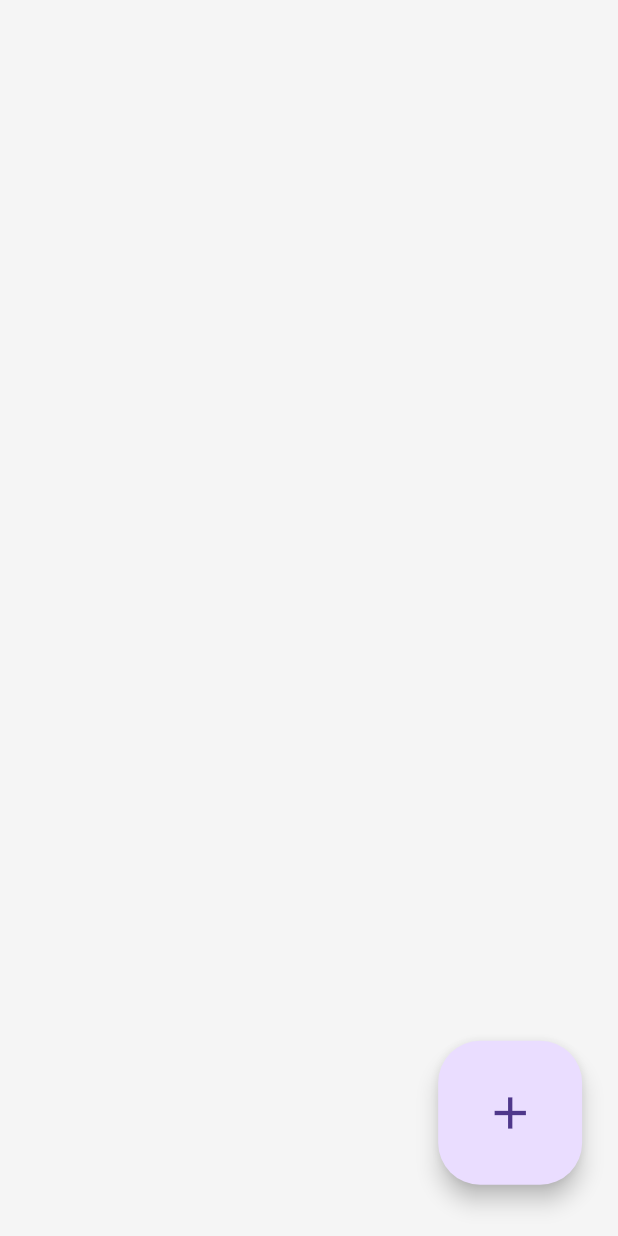
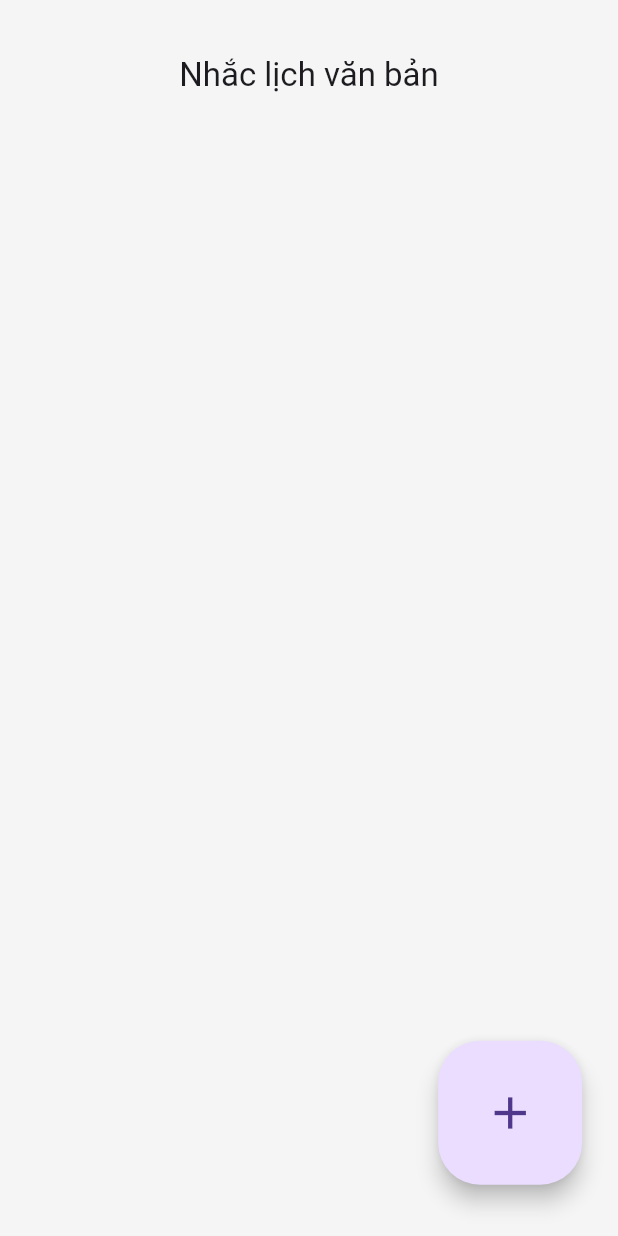
Before and after one commit to phamvant/schedule_app, a Flutter app: the screen it shows after launch, on a phone screen of 412 x 824 dp. Run offline on Flutter 3.47's test engine with Material 3 defaults, Android fonts, the phone set to English and light mode, and no system bars; our stand-ins replace mask_text_input_formatter, sqflite_common_ffi; accounts and stored records are empty.

Commit message:
sql implement

```diff
--- a/lib/models/data.dart
+++ b/lib/models/data.dart
@@ -1,66 +1,66 @@
-import 'package:flutter/material.dart';
+// import 'package:flutter/material.dart';
 
-import 'task.dart';
+// import 'task.dart';
 
-List<Task> sampleTasks = [
-  Task(
-    DateTime.now(),
-    "DOC001",
-    "Company A",
-    DateTime.now().add(const Duration(days: 7)),
-    Colors.red,
-  ),
-  Task(DateTime.now().subtract(const Duration(days: 1)), "DOC002", "Company B",
-      DateTime.now().add(const Duration(days: 5)), Colors.green),
-  Task(DateTime.now().subtract(const Duration(days: 2)), "DOC003", "Company C",
-      DateTime.now().add(const Duration(days: 10)), Colors.blue),
-  Task(
-    DateTime.now(),
-    "DOC004",
-    "Company D",
-    DateTime.now().add(const Duration(days: 3)),
-    Colors.orange,
-  ),
-  Task(
-    DateTime.now().subtract(const Duration(days: 3)),
-    "DOC005",
-    "Company E",
-    DateTime.now().add(const Duration(days: 14)),
-    Colors.purple,
-  ),
-  Task(
-    DateTime.now().subtract(const Duration(days: 3)),
-    "DOC005",
-    "Company E",
-    DateTime.now().add(const Duration(days: 14)),
-    Colors.purple,
-  ),
-  Task(
-    DateTime.now().subtract(const Duration(days: 3)),
-    "DOC005",
-    "Company E",
-    DateTime.now().add(const Duration(days: 14)),
-    Colors.purple,
-  ),
-  Task(
-    DateTime.now().subtract(const Duration(days: 3)),
-    "DOC005",
-    "Company E",
-    DateTime.now().add(const Duration(days: 14)),
-    Colors.purple,
-  ),
-  Task(
-    DateTime.now().subtract(const Duration(days: 3)),
-    "DOC005",
-    "Company E",
-    DateTime.now().add(const Duration(days: 14)),
-    Colors.purple,
-  ),
-  Task(
-    DateTime.now().subtract(const Duration(days: 3)),
-    "DOC005",
-    "Company E",
-    DateTime.now().add(const Duration(days: 14)),
-    Colors.purple,
-  ),
-];
+// List<Task> sampleTasks = [
+//   Task(
+//     DateTime.now(),
+//     "DOC001",
+//     "Company A",
+//     DateTime.now().add(const Duration(days: 7)),
+//     Colors.red,
+//   ),
+//   Task(DateTime.now().subtract(const Duration(days: 1)), "DOC002", "Company B",
+//       DateTime.now().add(const Duration(days: 5)), Colors.green),
+//   Task(DateTime.now().subtract(const Duration(days: 2)), "DOC003", "Company C",
+//       DateTime.now().add(const Duration(days: 10)), Colors.blue),
+//   Task(
+//     DateTime.now(),
+//     "DOC004",
+//     "Company D",
+//     DateTime.now().add(const Duration(days: 3)),
+//     Colors.orange,
+//   ),
+//   Task(
+//     DateTime.now().subtract(const Duration(days: 3)),
+//     "DOC005",
+//     "Company E",
+//     DateTime.now().add(const Duration(days: 14)),
+//     Colors.purple,
+//   ),
+//   Task(
+//     DateTime.now().subtract(const Duration(days: 3)),
+//     "DOC005",
+//     "Company E",
+//     DateTime.now().add(const Duration(days: 14)),
+//     Colors.purple,
+//   ),
+//   Task(
+//     DateTime.now().subtract(const Duration(days: 3)),
+//     "DOC005",
+//     "Company E",
+//     DateTime.now().add(const Duration(days: 14)),
+//     Colors.purple,
+//   ),
+//   Task(
+//     DateTime.now().subtract(const Duration(days: 3)),
+//     "DOC005",
+//     "Company E",
+//     DateTime.now().add(const Duration(days: 14)),
+//     Colors.purple,
+//   ),
+//   Task(
+//     DateTime.now().subtract(const Duration(days: 3)),
+//     "DOC005",
+//     "Company E",
+//     DateTime.now().add(const Duration(days: 14)),
+//     Colors.purple,
+//   ),
+//   Task(
+//     DateTime.now().subtract(const Duration(days: 3)),
+//     "DOC005",
+//     "Company E",
+//     DateTime.now().add(const Duration(days: 14)),
+//     Colors.purple,
+//   ),
+// ];
--- a/lib/models/task.dart
+++ b/lib/models/task.dart
@@ -1,21 +1,22 @@
 import 'dart:ui';
 
 class Task {
-  final int _idx = 1;
+  final int _idx;
   final DateTime _assignDate;
   final String _docNum;
   final String _company;
   final DateTime _dueDate;
-  bool isDone = false;
-
-  final Color _color;
+  int isDone = 0;
+  final int _color;
 
   Task(
+    this._idx,
     this._assignDate,
     this._docNum,
     this._company,
     this._dueDate,
     this._color,
+    this.isDone,
   );
 
   int get idx => _idx;
@@ -23,5 +24,5 @@ class Task {
   String get docNum => _docNum;
   String get company => _company;
   DateTime get dueDate => _dueDate;
-  Color get color => _color;
+  int get color => _color;
 }
--- a/lib/pages/home.dart
+++ b/lib/pages/home.dart
@@ -1,6 +1,6 @@
 import 'package:flutter/material.dart';
+import 'package:memo/helper/sqlite.dart';
 import 'package:memo/models/task.dart';
-import 'package:memo/models/data.dart';
 import 'package:memo/components/task_card.dart';
 
 import '../services/navigation.dart';
@@ -13,18 +13,35 @@ class HomePage extends StatefulWidget {
 }
 
 class MyHomePageState extends State<HomePage> {
-  late List<Task> taskList;
+  late List<Task> taskList = [];
 
   @override
   void initState() {
     super.initState();
-    taskList = sampleTasks;
+    getData();
+  }
+
+  getData() async {
+    var db = DatabaseHelper();
+    await db.database;
+    var tasks = await db.getTasks();
+    setState(() {
+      taskList = tasks;
+    });
   }
 
   @override
   Widget build(BuildContext context) {
     return Scaffold(
       backgroundColor: Colors.grey.shade100,
+      appBar: AppBar(
+        centerTitle: true,
+        toolbarHeight: 100,
+        backgroundColor: Colors.grey.shade100,
+        surfaceTintColor: Colors.transparent,
+        // backgroundColor: const Color.fromARGB(255, 158, 211, 255),
+        title: const Text("Nhắc lịch văn bản"),
+      ),
       floatingActionButton: Align(
         alignment: const Alignment(0.95, 0.95),
         child: FloatingActionButton.large(
@@ -38,16 +55,19 @@ class MyHomePageState extends State<HomePage> {
       ),
       body: Padding(
           padding: const EdgeInsets.only(
-          left: 250,
-          right: 250,
-          top: 100,
+            left: 150,
+            right: 150,
+            // top: 50,
           ),
+          child: Row(
+            children: [
+              Expanded(
                 child: Column(
                   children: [
                     Expanded(
                       child: ScrollConfiguration(
-                behavior:
-                    ScrollConfiguration.of(context).copyWith(scrollbars: false),
+                        behavior: ScrollConfiguration.of(context)
+                            .copyWith(scrollbars: false),
                         child: ListView.separated(
                           scrollDirection: Axis.vertical,
                           itemCount: taskList.length,
@@ -62,6 +82,29 @@ class MyHomePageState extends State<HomePage> {
                   ],
                 ),
               ),
+              Expanded(
+                child: Column(
+                  children: [
+                    Expanded(
+                      child: ScrollConfiguration(
+                        behavior: ScrollConfiguration.of(context)
+                            .copyWith(scrollbars: false),
+                        child: ListView.separated(
+                          scrollDirection: Axis.vertical,
+                          itemCount: taskList.length,
+                          itemBuilder: (context, item) => TaskCard(
+                            taskList[item],
+                          ),
+                          separatorBuilder: (BuildContext context, int index) =>
+                              const SizedBox(height: 40),
+                        ),
+                      ),
+                    ),
+                  ],
+                ),
+              ),
+            ],
+          )),
     );
   }
 }
--- a/pubspec.yaml
+++ b/pubspec.yaml
@@ -11,6 +11,11 @@ dependencies:
     sdk: flutter
   intl: ^0.19.0
   mask_text_input_formatter: ^2.9.0
+  path: ^1.9.0
+  path_provider: ^2.1.3
+  sqflite: ^2.3.3+1
+  sqflite_common_ffi: ^2.3.3
+  sqlite3_flutter_libs: ^0.5.23
 
 dev_dependencies:
   flutter_test:
```
Also changed, not shown: lib/components/form.dart (+80 -40 lines), lib/components/task_card.dart (+101 -48 lines), lib/helper/sqlite.dart (added, +86 -0 lines), lib/pages/add.dart (+31 -20 lines), pubspec.lock. Lines whose indentation alone changed are shown as unchanged.
